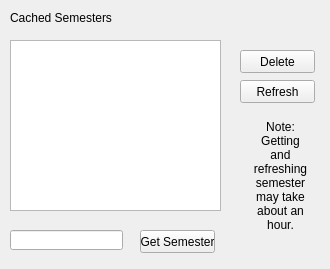
This is assets/pickle_ui.ui in rcxwhiz/mymap-access-test as Qt 5 draws it before an edit. The edited form follows.
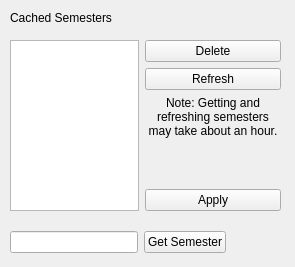
This is the edited form.

```diff
--- a/assets/pickle_ui.ui
+++ b/assets/pickle_ui.ui
@@ -6,8 +6,8 @@
    <rect>
     <x>0</x>
     <y>0</y>
-    <width>330</width>
-    <height>269</height>
+    <width>295</width>
+    <height>267</height>
    </rect>
   </property>
   <property name="windowTitle">
@@ -26,76 +26,61 @@
     <string>Cached Semesters</string>
    </property>
   </widget>
-  <widget class="QTableView" name="tableView">
+  <widget class="QWidget" name="">
+   <property name="geometry">
+    <rect>
+     <x>10</x>
+     <y>230</y>
+     <width>216</width>
+     <height>25</height>
+    </rect>
+   </property>
+   <layout class="QHBoxLayout" name="horizontalLayout">
+    <item>
+     <widget class="QLineEdit" name="lineEdit"/>
+    </item>
+    <item>
+     <widget class="QPushButton" name="pushButton_3">
+      <property name="text">
+       <string>Get Semester</string>
+      </property>
+     </widget>
+    </item>
+   </layout>
+  </widget>
+  <widget class="QWidget" name="">
    <property name="geometry">
     <rect>
      <x>10</x>
      <y>40</y>
-     <width>211</width>
+     <width>271</width>
      <height>171</height>
     </rect>
    </property>
-  </widget>
+   <layout class="QHBoxLayout" name="horizontalLayout_2">
+    <item>
+     <widget class="QTableView" name="tableView"/>
+    </item>
+    <item>
+     <layout class="QVBoxLayout" name="verticalLayout">
+      <item>
   <widget class="QPushButton" name="pushButton">
-   <property name="geometry">
-    <rect>
-     <x>240</x>
-     <y>50</y>
-     <width>75</width>
-     <height>23</height>
-    </rect>
-   </property>
    <property name="text">
     <string>Delete</string>
    </property>
   </widget>
+      </item>
+      <item>
   <widget class="QPushButton" name="pushButton_2">
-   <property name="geometry">
-    <rect>
-     <x>240</x>
-     <y>80</y>
-     <width>75</width>
-     <height>23</height>
-    </rect>
-   </property>
    <property name="text">
     <string>Refresh</string>
    </property>
   </widget>
-  <widget class="QLineEdit" name="lineEdit">
-   <property name="geometry">
-    <rect>
-     <x>10</x>
-     <y>230</y>
-     <width>113</width>
-     <height>20</height>
-    </rect>
-   </property>
-  </widget>
-  <widget class="QPushButton" name="pushButton_3">
-   <property name="geometry">
-    <rect>
-     <x>140</x>
-     <y>230</y>
-     <width>75</width>
-     <height>23</height>
-    </rect>
-   </property>
-   <property name="text">
-    <string>Get Semester</string>
-   </property>
-  </widget>
+      </item>
+      <item>
   <widget class="QLabel" name="label_2">
-   <property name="geometry">
-    <rect>
-     <x>250</x>
-     <y>120</y>
-     <width>61</width>
-     <height>131</height>
-    </rect>
-   </property>
    <property name="text">
-    <string>Note: Getting and refreshing semester may take about an hour.</string>
+         <string>Note: Getting and refreshing semesters may take about an hour.</string>
    </property>
    <property name="alignment">
     <set>Qt::AlignHCenter|Qt::AlignTop</set>
@@ -103,6 +88,18 @@
    <property name="wordWrap">
     <bool>true</bool>
    </property>
+       </widget>
+      </item>
+      <item>
+       <widget class="QPushButton" name="pushButton_4">
+        <property name="text">
+         <string>Apply</string>
+        </property>
+       </widget>
+      </item>
+     </layout>
+    </item>
+   </layout>
   </widget>
  </widget>
  <resources/>
```
Lines whose indentation alone changed are shown as unchanged.
